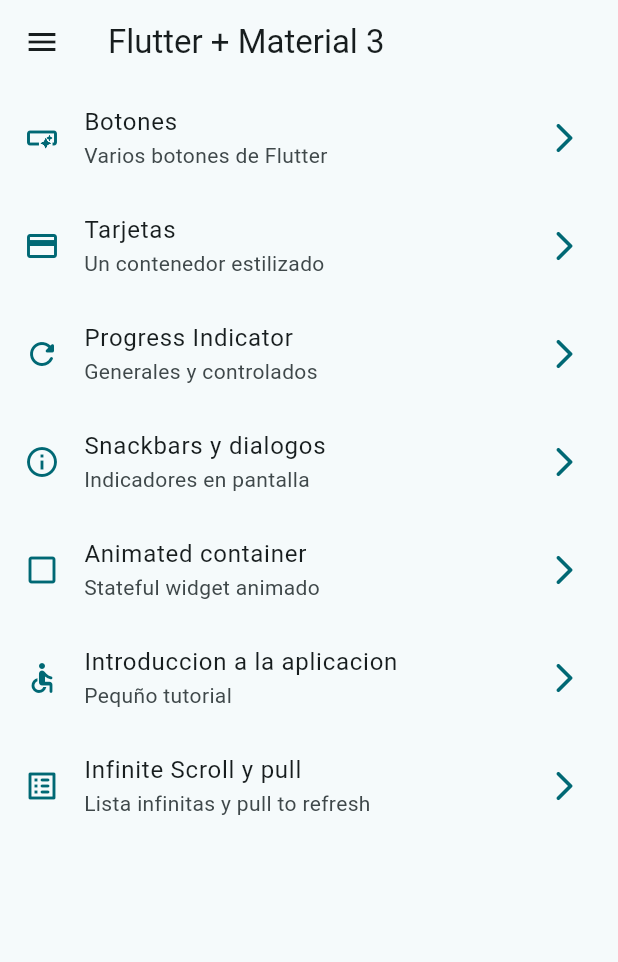
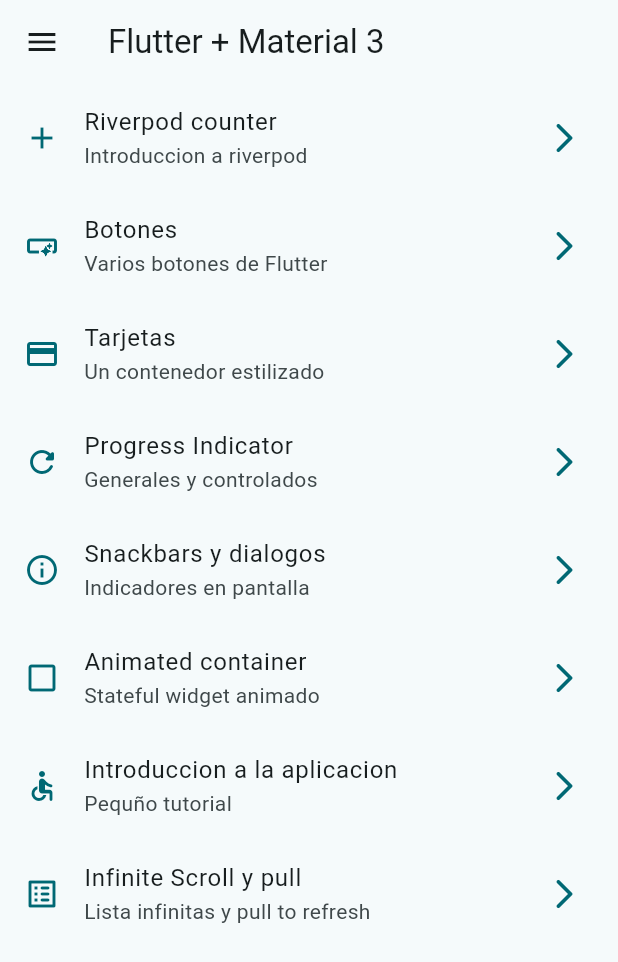
Before and after one commit to julian-va/widgets_app, a Flutter app: the screen it shows after launch, on a phone screen of 412 x 824 dp. Shown: the top 962 px of the screen. Run offline on Flutter 3.47's test engine with Material 2 defaults, Android fonts, the phone set to English and light mode, and no system bars; our stand-ins replace flutter_riverpod, go_router.

```diff
--- a/lib/config/menu/menu_item.dart
+++ b/lib/config/menu/menu_item.dart
@@ -14,6 +14,11 @@ class MenuItem {
 }
 
 const appMenuItems = <MenuItem>[
+  MenuItem(
+      title: 'Riverpod counter',
+      subTitle: 'Introduccion a riverpod',
+      link: '/counter-river',
+      icon: Icons.add),
   MenuItem(
       title: 'Botones',
       subTitle: 'Varios botones de Flutter',
--- a/lib/config/router/app_router.dart
+++ b/lib/config/router/app_router.dart
@@ -2,6 +2,7 @@ import 'package:go_router/go_router.dart';
 import 'package:widgets_app/presentation/screens/buttons/buttons_screen.dart';
 import 'package:widgets_app/presentation/screens/cards/card_screen.dart';
 import '../../presentation/screens/animated/animated_screen.dart';
+import '../../presentation/screens/counter/counter.dart';
 import '../../presentation/screens/home/home_screen.dart';
 import '../../presentation/screens/infinitescrolld/infinite_scroll_screnn.dart';
 import '../../presentation/screens/progress/progress_screen.dart';
@@ -43,5 +44,9 @@ final appRouter = GoRouter(
       path: '/infinite',
       builder: (context, state) => const InfiniteScrollSreen(),
     ),
+    GoRoute(
+      path: '/counter-river',
+      builder: (context, state) => const CounterScreen(),
+    ),
   ],
 );
--- a/lib/main.dart
+++ b/lib/main.dart
@@ -1,9 +1,10 @@
 import 'package:flutter/material.dart';
+import 'package:flutter_riverpod/flutter_riverpod.dart';
 import 'package:widgets_app/config/router/app_router.dart';
 import 'package:widgets_app/config/theme/app_theme.dart';
 
 void main() {
-  runApp(const MyApp());
+  runApp(const ProviderScope(child: MyApp()));
 }
 
 class MyApp extends StatelessWidget {
--- /dev/null
+++ b/lib/presentation/providers/counter_providers.dart
@@ -0,0 +1,3 @@
+import 'package:flutter_riverpod/flutter_riverpod.dart';
+
+final counterProvider = StateProvider((ref) => 5);
--- /dev/null
+++ b/lib/presentation/providers/theme_provider.dart
@@ -0,0 +1,3 @@
+import 'package:flutter_riverpod/flutter_riverpod.dart';
+
+final isDarkModeProvide = StateProvider<bool>((ref) => false);
```
Also changed, not shown: lib/presentation/screens/counter/counter.dart (+28 -3 lines), pubspec.yaml (+4 -11 lines), pubspec.lock.
